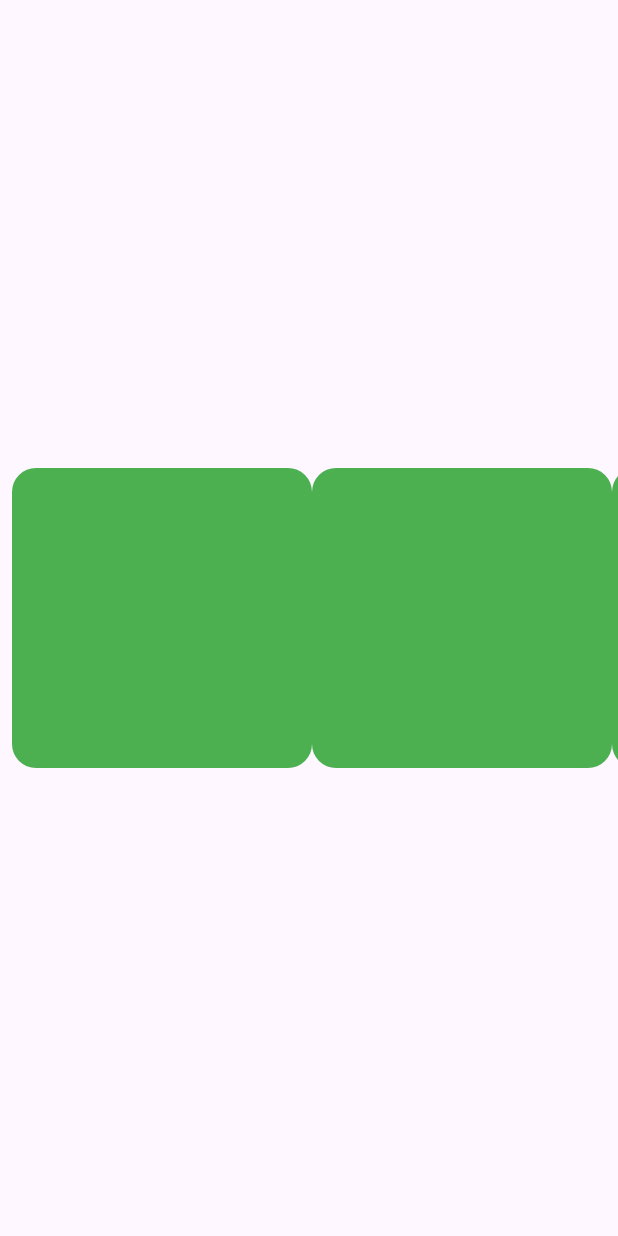
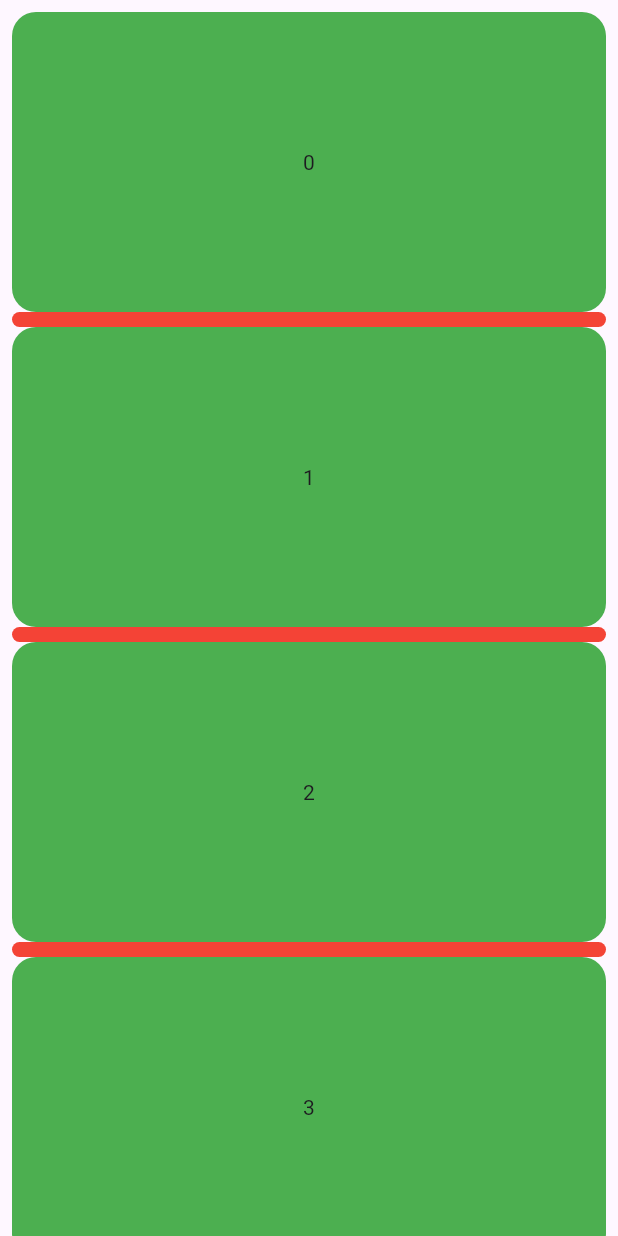
Before and after one commit to decoutkhanqindev/base_flutter, a Flutter app: the screen it shows after launch, on a phone screen of 412 x 824 dp. Run offline on Flutter 3.47's test engine with Material 3 defaults, Android fonts, the phone set to English and light mode, and no system bars; our stand-ins replace google_fonts.

Commit message:
ListView with itemBuilder and separatorBuilder

```diff
--- a/scroll_views/lib/main.dart
+++ b/scroll_views/lib/main.dart
@@ -3,17 +3,17 @@ import 'package:flutter/material.dart';
 void main() {
   runApp(
     MaterialApp(
-      home: SafeArea(child: Scaffold(body: SingleChildScrollViewBody())),
+      home: SafeArea(child: Scaffold(body: ListViewBody())),
     ),
   );
 }
 
 class SingleChildScrollViewBody extends StatefulWidget {
-
   const SingleChildScrollViewBody({super.key});
 
   @override
-  State<SingleChildScrollViewBody> createState() => _SingleChildScrollViewBodyState();
+  State<SingleChildScrollViewBody> createState() =>
+      _SingleChildScrollViewBodyState();
 }
 
 class _SingleChildScrollViewBodyState extends State<SingleChildScrollViewBody> {
@@ -38,30 +38,88 @@ class _SingleChildScrollViewBodyState extends State<SingleChildScrollViewBody> {
         // reverse: true,
         scrollDirection: Axis.horizontal, // vertical
         child:
-        // Row or Column
-        Row(
-          children: [
-            ChildrenItem(),
-            ChildrenItem(),
-            ChildrenItem(),
-            ChildrenItem(),
-            ChildrenItem(),
-            ChildrenItem(),
-            ChildrenItem(),
-            ChildrenItem(),
-            ChildrenItem(),
-            ChildrenItem(),
-            ChildrenItem(),
-            ChildrenItem(),
-          ],
-        ),
+            // Row or Column
+            Row(
+              children: [
+                // ChildrenItem(),
+                // ChildrenItem(),
+                // ChildrenItem(),
+                // ChildrenItem(),
+                // ChildrenItem(),
+                // ChildrenItem(),
+                // ChildrenItem(),
+                // ChildrenItem(),
+                // ChildrenItem(),
+                // ChildrenItem(),
+                // ChildrenItem(),
+                // ChildrenItem(),
+              ],
+            ),
       ),
     );
   }
 }
 
+class ListViewBody extends StatefulWidget {
+  const ListViewBody({super.key});
+
+  @override
+  State<ListViewBody> createState() => _ListViewBody();
+}
+
+class _ListViewBody extends State<ListViewBody> {
+  ScrollController scrollController = ScrollController();
+
+  @override
+  void initState() {
+    super.initState();
+    scrollController.addListener(() {
+      print('scrollController.offset: ${scrollController.offset}');
+    });
+  }
+
+  @override
+  Widget build(BuildContext context) {
+    return Container(
+      alignment: Alignment.center,
+      child: ListView.separated(
+        // builder
+        controller: scrollController,
+        padding: EdgeInsets.all(8),
+        // lazy load item and infinity if not limit item count
+        itemBuilder: (context, index) => ChildrenItem(index),
+        // limit not over 20 element
+        itemCount: 20,
+        // lazy load item and infinity if not limit item count
+        separatorBuilder: (context, index) => SeparatedItem(),
+      ),
+
+      // ListView( // SingleChildScrollView + Row/Column
+      //   controller: scrollController,
+      //   padding: EdgeInsets.all(16),
+      //   children: [
+      //     ChildrenItem(),
+      //     ChildrenItem(),
+      //     ChildrenItem(),
+      //     ChildrenItem(),
+      //     ChildrenItem(),
+      //     ChildrenItem(),
+      //     ChildrenItem(),
+      //     ChildrenItem(),
+      //     ChildrenItem(),
+      //     ChildrenItem(),
+      //     ChildrenItem(),
+      //     ChildrenItem(),
+      //   ],
+      // ),
+    );
+  }
+}
+
 class ChildrenItem extends StatelessWidget {
-  const ChildrenItem({super.key});
+  final int index;
+
+  const ChildrenItem(this.index, {super.key});
 
   @override
   Widget build(BuildContext context) {
@@ -72,6 +130,23 @@ class ChildrenItem extends StatelessWidget {
         color: Colors.green,
         borderRadius: BorderRadius.circular(16),
       ),
+      child: Center(child: Text("$index")),
     );
   }
 }
+
+class SeparatedItem extends StatelessWidget {
+  const SeparatedItem({super.key});
+
+  @override
+  Widget build(BuildContext context) {
+    return Container(
+      width: 200,
+      height: 10,
+      decoration: BoxDecoration(
+        borderRadius: BorderRadius.all(Radius.circular(8)),
+        color: Colors.red,
+      ),
+    );
+  }
+}
```
